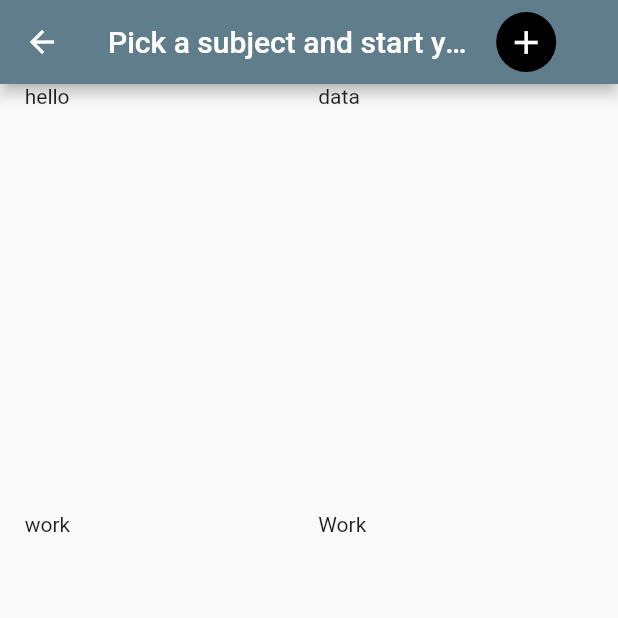
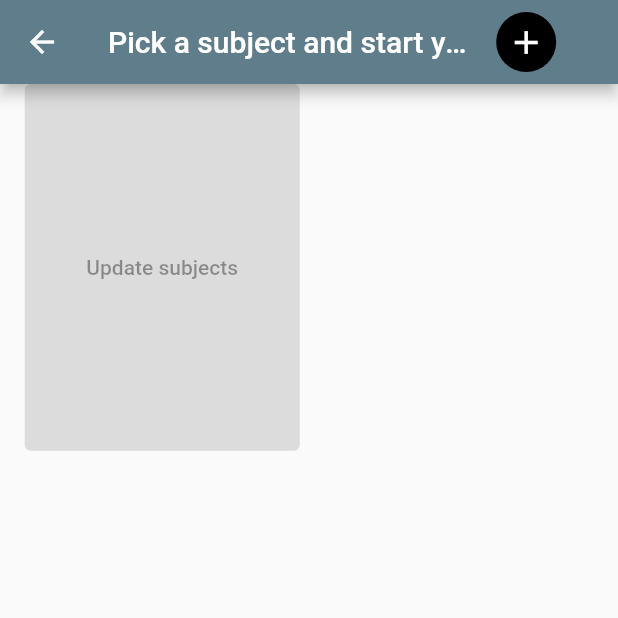
Before and after one commit to YashVG/revember, a Flutter app: the SubjectScreen screen opened by its route, on a phone screen of 412 x 824 dp, the top half of it. Run offline on Flutter 3.47's test engine with Material 2 defaults, Android fonts, the phone set to English and light mode, and no system bars; our stand-ins replace cloud_firestore, firebase_auth, firebase_core, table_calendar; accounts and stored records are empty.

Commit message:
added new files

```diff
--- a/revember_app/lib/constants/revision_constants.dart
+++ b/revember_app/lib/constants/revision_constants.dart
@@ -0,0 +1 @@
+List<String> subjectList = [];
--- a/revember_app/lib/screens/revision_screens/subject_screen.dart
+++ b/revember_app/lib/screens/revision_screens/subject_screen.dart
@@ -1,6 +1,8 @@
 // ignore_for_file: prefer_const_literals_to_create_immutables, prefer_const_constructors
-
+import 'package:cloud_firestore/cloud_firestore.dart';
+import 'package:revember_app/constants/revision_constants.dart';
 import 'package:flutter/material.dart';
+import 'package:revember_app/services/revision_services/get_subjects.dart';
 import 'create_subject.dart';
 
 class SubjectScreen extends StatefulWidget {
@@ -49,10 +51,11 @@ class _SubjectScreenState extends State<SubjectScreen> {
           crossAxisSpacing: size.width * 0.03,
           mainAxisSpacing: size.height * 0.05,
           children: [
-            Text('hello'),
-            Text('data'),
-            Text('work'),
-            Text('Work'),
+            ElevatedButton(
+              onPressed: null,
+              child: Text('Update subjects'),
+            ),
+            for (var i in subjectList) Text(i.toString())
           ],
         ),
       ),
--- a/revember_app/lib/services/revision_services/add_topic.dart
+++ b/revember_app/lib/services/revision_services/add_topic.dart
@@ -6,5 +6,7 @@ Future addSubjectAndTopic(String subjectName, String? topicName) async {
       .doc(username)
       .collection(subjectName)
       .doc(topicName);
-  await docRef.set({});
+  await docRef.set({
+    "topic": topicName,
+  });
 }
```
Also changed, not shown: revember_app/lib/screens/revision_screens/create_subject.dart (+20 -14 lines), revember_app/lib/services/revision_services/add_subject.dart (+9 -2 lines), revember_app/lib/services/revision_services/get_subjects.dart (added, +24 -0 lines).
